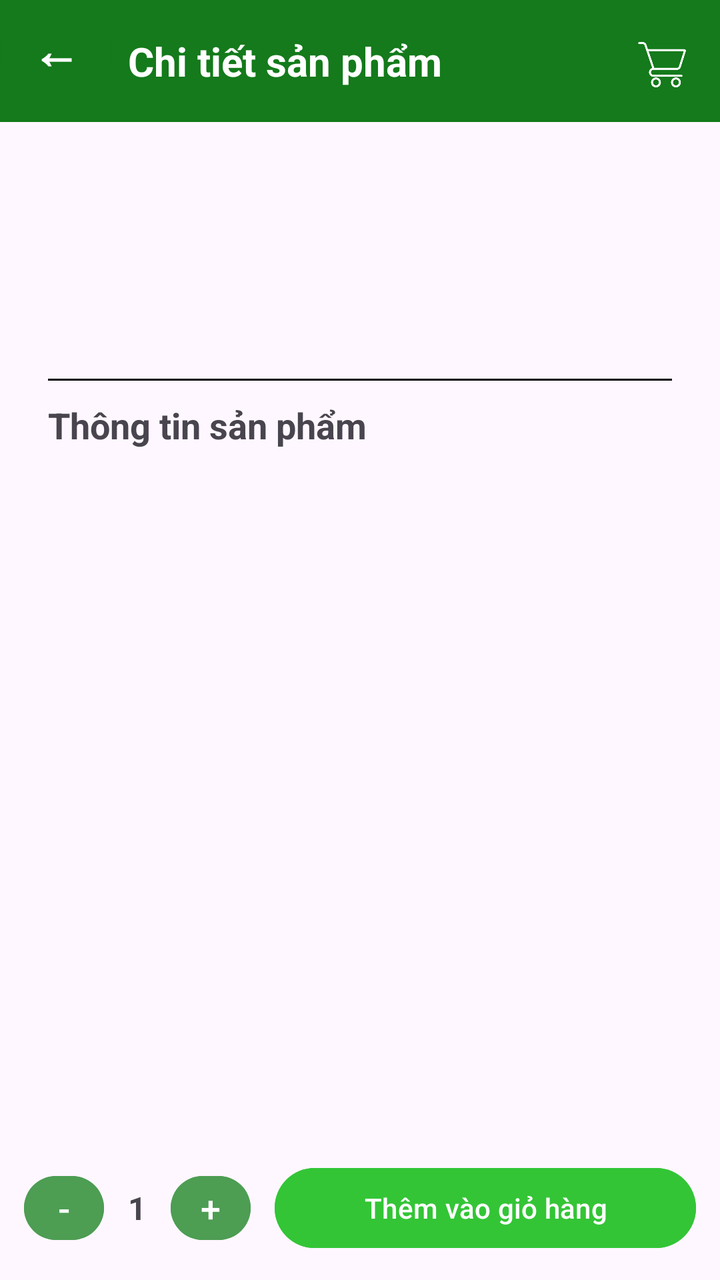
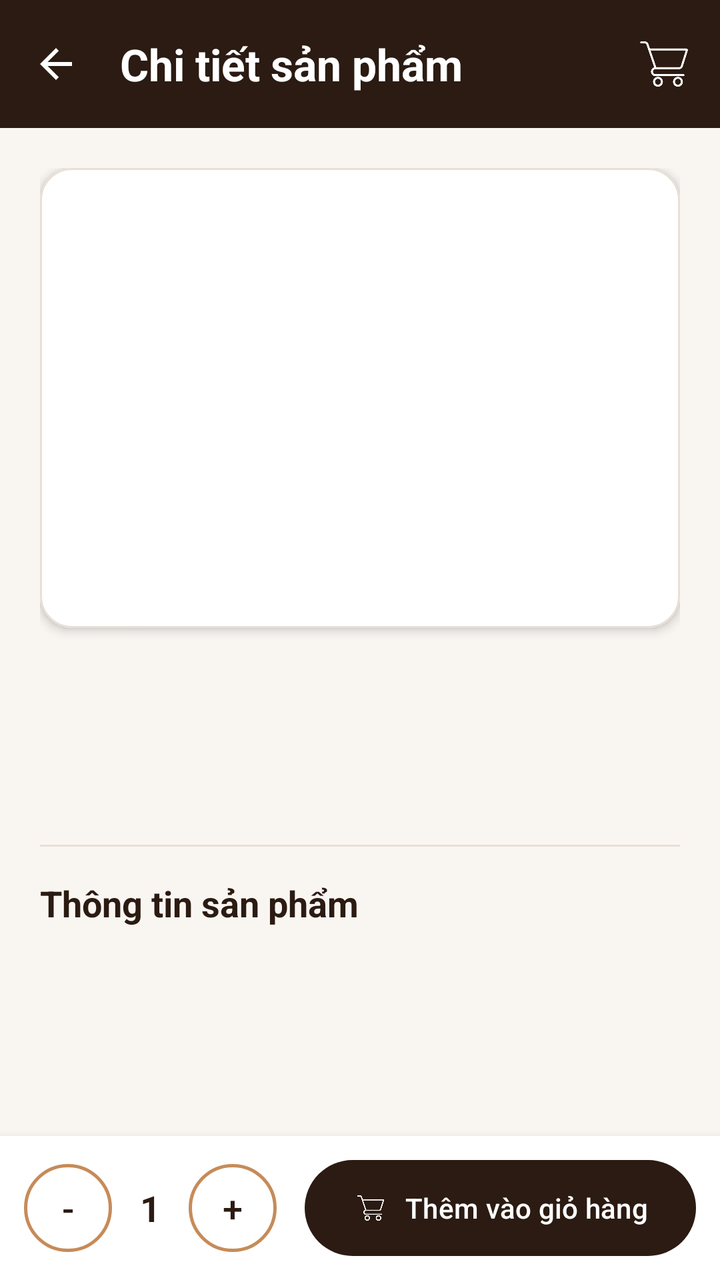

Screens rendered from an Android XML layout before and after an edit, with the pre-edit source and the edit as a unified diff.
<!-- AndroidManifest.xml: application theme Theme.MobilePro -->
<!-- res/layout/activity_product_detail.xml -->
<?xml version="1.0" encoding="utf-8"?>

<LinearLayout xmlns:android="http://schemas.android.com/apk/res/android"
    xmlns:app="http://schemas.android.com/apk/res-auto"
    android:layout_width="match_parent"
    android:layout_height="match_parent"
    android:orientation="vertical">

    <LinearLayout
        android:layout_width="match_parent"
        android:layout_height="wrap_content"
        android:orientation="horizontal"
        android:background="@color/green"
        android:gravity="center_vertical">

        <Button
            android:id="@+id/btnBack"
            android:layout_width="56dp"
            android:layout_height="56dp"
            android:minWidth="0dp"
            android:minHeight="0dp"
            android:padding="0dp"
            android:text="←"
            android:textSize="24sp"
            android:textStyle="bold"
            android:backgroundTint="@color/green"
            android:textColor="@color/white"
            android:layout_marginBottom="5dp"/>

        <TextView
            android:layout_width="0dp"
            android:layout_height="wrap_content"
            android:layout_weight="1"
            android:layout_marginStart="8dp"
            android:text="Chi tiết sản phẩm"
            android:textSize="20sp"
            android:textColor="@color/white"
            android:textStyle="bold" />

        <ImageButton
            android:id="@+id/btnGoToCart"
            android:layout_width="48dp"
            android:layout_height="48dp"
            android:layout_marginTop="2dp"
            android:layout_marginEnd="5dp"
            android:background="@null"
            android:scaleType="fitCenter"
            android:padding="8dp"
            android:src="@drawable/ic_cart"
            app:tint="@color/white"/>
    </LinearLayout>

    <ScrollView
        android:layout_width="match_parent"
        android:layout_height="0dp"
        android:layout_weight="1"
        android:fillViewport="true">

        <LinearLayout
            android:layout_width="match_parent"
            android:layout_height="wrap_content"
            android:orientation="vertical"
            android:padding="24dp">

            <ImageView
                android:id="@+id/imgDetail"
                android:layout_width="match_parent"
                android:layout_height="wrap_content"
                android:layout_marginBottom="20dp"
                android:scaleType="center" />

            <TextView
                android:id="@+id/tvDetailName"
                android:layout_width="match_parent"
                android:layout_height="wrap_content"
                android:textSize="26sp"
                android:textStyle="bold"
                android:layout_marginBottom="10dp" />

            <TextView
                android:id="@+id/tvDetailPrice"
                android:layout_width="match_parent"
                android:layout_height="wrap_content"
                android:textSize="22sp"
                android:textColor="#BD1208"
                android:layout_marginBottom="10dp" />

            <View
                android:layout_width="match_parent"
                android:layout_height="1dp"
                android:background="@color/black"
                android:layout_marginBottom="10dp" />

            <TextView
                android:layout_width="match_parent"
                android:layout_height="wrap_content"
                android:text="Thông tin sản phẩm"
                android:textSize="18sp"
                android:textStyle="bold"
                android:layout_marginBottom="10dp" />

            <TextView
                android:id="@+id/tvDetailDescription"
                android:layout_width="match_parent"
                android:layout_height="wrap_content"
                android:textSize="18sp" />

        </LinearLayout>
    </ScrollView>

    <LinearLayout
        android:layout_width="match_parent"
        android:layout_height="wrap_content"
        android:orientation="horizontal"
        android:padding="12dp"
        android:gravity="center_vertical">

        <Button
            android:id="@+id/btnMinus"
            android:layout_width="40dp"
            android:layout_height="40dp"
            android:minWidth="0dp"
            android:minHeight="0dp"
            android:padding="0dp"
            android:text="-"
            android:textSize="18sp"
            android:backgroundTint="#4D9D53" />

        <TextView
            android:id="@+id/tvQuantity"
            android:layout_width="wrap_content"
            android:layout_height="wrap_content"
            android:layout_marginStart="12dp"
            android:layout_marginEnd="12dp"
            android:text="1"
            android:textSize="16sp"
            android:textStyle="bold" />

        <Button
            android:id="@+id/btnPlus"
            android:layout_width="40dp"
            android:layout_height="40dp"
            android:minWidth="0dp"
            android:minHeight="0dp"
            android:padding="0dp"
            android:text="+"
            android:textSize="18sp"
            android:backgroundTint="#4D9D53" />

        <Button
            android:id="@+id/btnAddToCart"
            android:layout_width="0dp"
            android:layout_height="wrap_content"
            android:layout_weight="1"
            android:layout_marginStart="12dp"
            android:backgroundTint="#33C536"
            android:text="Thêm vào giỏ hàng" />

    </LinearLayout>

</LinearLayout>
<!-- resources referenced by this layout -->
<resources>
  <color name="black">#FF000000</color>
  <color name="green">#147A1B</color>
  <color name="white">#FFFFFFFF</color>
  <!-- drawable ic_cart: png bitmap (drawable, 26022 bytes) -->
  <style name="Theme.MobilePro" parent="Base.Theme.MobilePro" />
  <style name="Base.Theme.MobilePro" parent="Theme.Material3.DayNight.NoActionBar">
          
          
      </style>
</resources>

<!-- the commit's change to res/layout/activity_product_detail.xml (unified diff, before → after) -->
@@ -4,51 +4,20 @@
     xmlns:app="http://schemas.android.com/apk/res-auto"
     android:layout_width="match_parent"
     android:layout_height="match_parent"
+    android:background="@color/cream"
     android:orientation="vertical">
 
-    <LinearLayout
+    <com.google.android.material.appbar.MaterialToolbar
+        android:id="@+id/topAppBar"
         android:layout_width="match_parent"
-        android:layout_height="wrap_content"
-        android:orientation="horizontal"
-        android:background="@color/green"
-        android:gravity="center_vertical">
-
-        <Button
-            android:id="@+id/btnBack"
-            android:layout_width="56dp"
-            android:layout_height="56dp"
-            android:minWidth="0dp"
-            android:minHeight="0dp"
-            android:padding="0dp"
-            android:text="←"
-            android:textSize="24sp"
-            android:textStyle="bold"
-            android:backgroundTint="@color/green"
-            android:textColor="@color/white"
-            android:layout_marginBottom="5dp"/>
-
-        <TextView
-            android:layout_width="0dp"
-            android:layout_height="wrap_content"
-            android:layout_weight="1"
-            android:layout_marginStart="8dp"
-            android:text="Chi tiết sản phẩm"
-            android:textSize="20sp"
-            android:textColor="@color/white"
-            android:textStyle="bold" />
-
-        <ImageButton
-            android:id="@+id/btnGoToCart"
-            android:layout_width="48dp"
-            android:layout_height="48dp"
-            android:layout_marginTop="2dp"
-            android:layout_marginEnd="5dp"
-            android:background="@null"
-            android:scaleType="fitCenter"
-            android:padding="8dp"
-            android:src="@drawable/ic_cart"
-            app:tint="@color/white"/>
-    </LinearLayout>
+        android:layout_height="?attr/actionBarSize"
+        android:background="@color/brown"
+        app:menu="@menu/detail_menu"
+        app:navigationIcon="?attr/homeAsUpIndicator"
+        app:navigationIconTint="@color/white"
+        app:title="Chi tiết sản phẩm"
+        app:titleTextAppearance="@style/ToolbarTitleBold"
+        app:titleTextColor="@color/white" />
 
     <ScrollView
         android:layout_width="match_parent"
@@ -60,102 +29,143 @@
             android:layout_width="match_parent"
             android:layout_height="wrap_content"
             android:orientation="vertical"
-            android:padding="24dp">
+            android:padding="20dp">
 
-            <ImageView
-                android:id="@+id/imgDetail"
+            <com.google.android.material.card.MaterialCardView
                 android:layout_width="match_parent"
                 android:layout_height="wrap_content"
                 android:layout_marginBottom="20dp"
-                android:scaleType="center" />
+                app:cardBackgroundColor="@color/white"
+                app:cardCornerRadius="16dp"
+                app:cardElevation="3dp"
+                app:strokeColor="@color/cream_border"
+                app:strokeWidth="1dp">
+
+                <ImageView
+                    android:id="@+id/imgDetail"
+                    android:layout_width="match_parent"
+                    android:layout_height="230dp"
+                    android:scaleType="centerCrop" />
+
+            </com.google.android.material.card.MaterialCardView>
 
             <TextView
                 android:id="@+id/tvDetailName"
                 android:layout_width="match_parent"
                 android:layout_height="wrap_content"
+                android:layout_marginBottom="8dp"
+                android:textColor="@color/brown"
                 android:textSize="26sp"
-                android:textStyle="bold"
-                android:layout_marginBottom="10dp" />
+                android:textStyle="bold" />
 
             <TextView
                 android:id="@+id/tvDetailPrice"
                 android:layout_width="match_parent"
                 android:layout_height="wrap_content"
+                android:layout_marginBottom="16dp"
+                android:textColor="@color/caramel"
                 android:textSize="22sp"
-                android:textColor="#BD1208"
-                android:layout_marginBottom="10dp" />
+                android:textStyle="bold" />
 
-            <View
+            <com.google.android.material.divider.MaterialDivider
                 android:layout_width="match_parent"
-                android:layout_height="1dp"
-                android:background="@color/black"
-                android:layout_marginBottom="10dp" />
+                android:layout_height="wrap_content"
+                android:layout_marginBottom="16dp"
+                app:dividerColor="@color/cream_border" />
 
             <TextView
                 android:layout_width="match_parent"
                 android:layout_height="wrap_content"
+                android:layout_marginBottom="8dp"
                 android:text="Thông tin sản phẩm"
+                android:textColor="@color/brown"
                 android:textSize="18sp"
-                android:textStyle="bold"
-                android:layout_marginBottom="10dp" />
+                android:textStyle="bold" />
 
             <TextView
                 android:id="@+id/tvDetailDescription"
                 android:layout_width="match_parent"
                 android:layout_height="wrap_content"
-                android:textSize="18sp" />
+                android:lineSpacingExtra="4dp"
+                android:textColor="@color/brown_light"
+                android:textSize="16sp" />
 
         </LinearLayout>
     </ScrollView>
 
-    <LinearLayout
+    <com.google.android.material.card.MaterialCardView
         android:layout_width="match_parent"
         android:layout_height="wrap_content"
-        android:orientation="horizontal"
-        android:padding="12dp"
-        android:gravity="center_vertical">
+        app:cardBackgroundColor="@color/white"
+        app:cardCornerRadius="0dp"
+        app:cardElevation="8dp"
+        app:strokeWidth="0dp">
 
-        <Button
-            android:id="@+id/btnMinus"
-            android:layout_width="40dp"
-            android:layout_height="40dp"
-            android:minWidth="0dp"
-            android:minHeight="0dp"
-            android:padding="0dp"
-            android:text="-"
-            android:textSize="18sp"
-            android:backgroundTint="#4D9D53" />
+        <LinearLayout
+            android:layout_width="match_parent"
+            android:layout_height="wrap_content"
+            android:gravity="center_vertical"
+            android:orientation="horizontal"
+            android:padding="12dp">
 
-        <TextView
-            android:id="@+id/tvQuantity"
-            android:layout_width="wrap_content"
-            android:layout_height="wrap_content"
-            android:layout_marginStart="12dp"
-            android:layout_marginEnd="12dp"
-            android:text="1"
-            android:textSize="16sp"
-            android:textStyle="bold" />
+            <com.google.android.material.button.MaterialButton
+                android:id="@+id/btnMinus"
+                style="@style/Widget.Material3.Button.OutlinedButton"
+                android:layout_width="44dp"
+                android:layout_height="44dp"
+                android:insetTop="0dp"
+                android:insetBottom="0dp"
+                android:minWidth="0dp"
+                android:padding="0dp"
+                android:text="-"
+                android:textColor="@color/brown"
+                android:textSize="18sp"
+                app:cornerRadius="22dp"
+                app:strokeColor="@color/caramel"
+                app:strokeWidth="1.5dp" />
 
-        <Button
-            android:id="@+id/btnPlus"
-            android:layout_width="40dp"
-            android:layout_height="40dp"
-            android:minWidth="0dp"
-            android:minHeight="0dp"
-            android:padding="0dp"
-            android:text="+"
-            android:textSize="18sp"
-            android:backgroundTint="#4D9D53" />
+            <TextView
+                android:id="@+id/tvQuantity"
+                android:layout_width="wrap_content"
+                android:layout_height="wrap_content"
+                android:layout_marginHorizontal="14dp"
+                android:text="1"
+                android:textColor="@color/brown"
+                android:textSize="18sp"
+                android:textStyle="bold" />
 
-        <Button
-            android:id="@+id/btnAddToCart"
-            android:layout_width="0dp"
-            android:layout_height="wrap_content"
-            android:layout_weight="1"
-            android:layout_marginStart="12dp"
-            android:backgroundTint="#33C536"
-            android:text="Thêm vào giỏ hàng" />
+            <com.google.android.material.button.MaterialButton
+                android:id="@+id/btnPlus"
+                style="@style/Widget.Material3.Button.OutlinedButton"
+                android:layout_width="44dp"
+                android:layout_height="44dp"
+                android:insetTop="0dp"
+                android:insetBottom="0dp"
+                android:minWidth="0dp"
+                android:padding="0dp"
+                android:text="+"
+                android:textColor="@color/brown"
+                android:textSize="18sp"
+                app:cornerRadius="22dp"
+                app:strokeColor="@color/caramel"
+                app:strokeWidth="1.5dp" />
 
-    </LinearLayout>
+            <com.google.android.material.button.MaterialButton
+                android:id="@+id/btnAddToCart"
+                android:layout_width="0dp"
+                android:layout_height="48dp"
+                android:layout_marginStart="14dp"
+                android:layout_weight="1"
+                android:insetTop="0dp"
+                android:insetBottom="0dp"
+                android:text="Thêm vào giỏ hàng"
+                android:textColor="@color/white"
+                app:backgroundTint="@color/brown"
+                app:cornerRadius="24dp"
+                app:icon="@drawable/ic_cart"
+                app:iconTint="@color/white" />
+
+        </LinearLayout>
+    </com.google.android.material.card.MaterialCardView>
 
 </LinearLayout>
<!-- resource entries referenced after the edit -->
@@ -1,9 +1,15 @@
 <!-- resources referenced by this layout -->
 <resources>
-  <color name="black">#FF000000</color>
-  <color name="green">#147A1B</color>
+  <color name="brown">#2B1B12</color>
+  <color name="brown_light">#6E5D53</color>
+  <color name="caramel">#C68B59</color>
+  <color name="cream">#F9F6F2</color>
+  <color name="cream_border">#E8DFD6</color>
   <color name="white">#FFFFFFFF</color>
   <!-- drawable ic_cart: png bitmap (drawable, 26022 bytes) -->
+  <style name="ToolbarTitleBold" parent="TextAppearance.Material3.TitleLarge">
+          <item name="android:textStyle">bold</item>
+      </style>
   <style name="Theme.MobilePro" parent="Base.Theme.MobilePro" />
   <style name="Base.Theme.MobilePro" parent="Theme.Material3.DayNight.NoActionBar">
           
